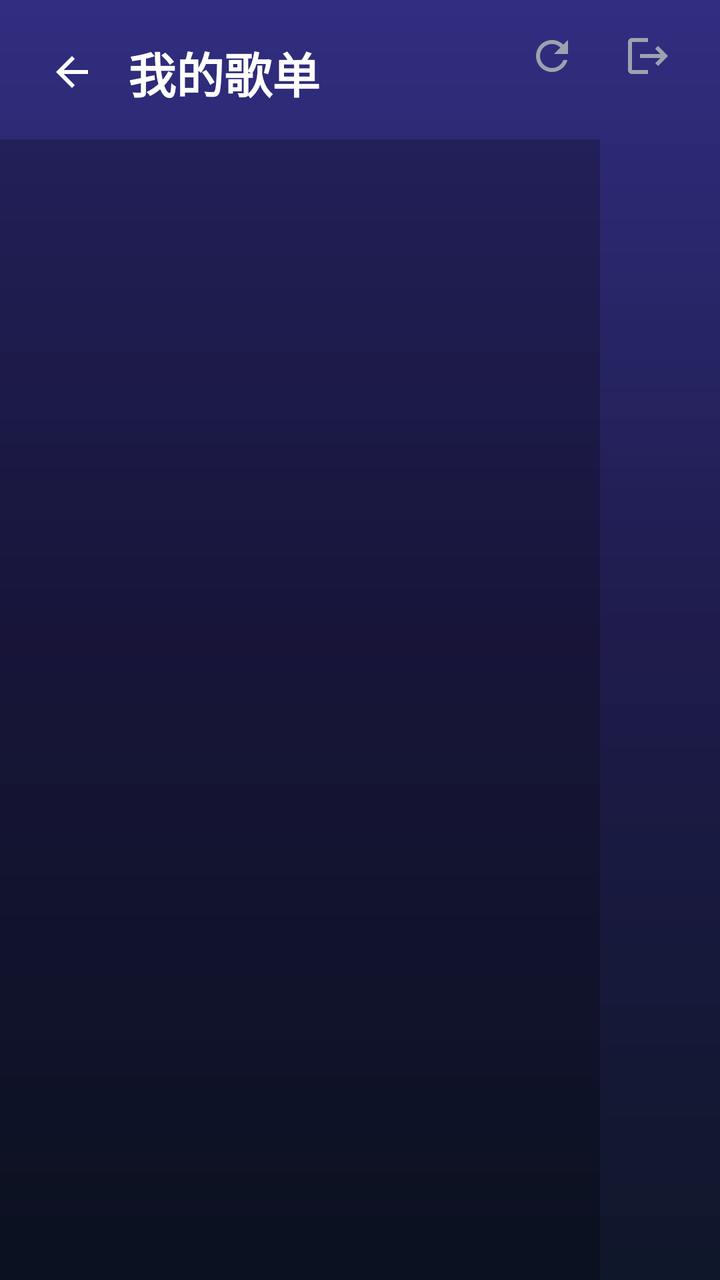
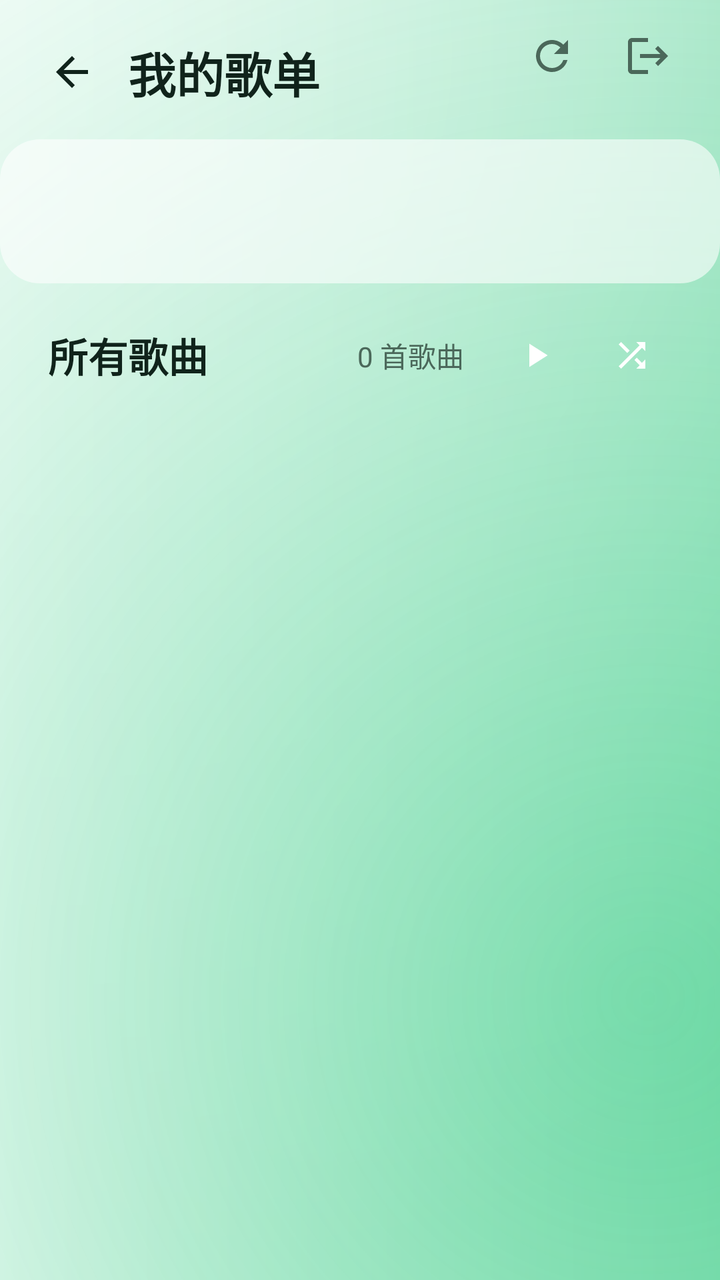

Screens rendered from an Android XML layout before and after an edit, with the pre-edit source and the edit as a unified diff.
<!-- AndroidManifest.xml: application theme AppTheme.NoActionBar -->
<!-- res/layout/activity_library.xml -->
<?xml version="1.0" encoding="utf-8"?>
<androidx.constraintlayout.widget.ConstraintLayout xmlns:android="http://schemas.android.com/apk/res/android"
    xmlns:app="http://schemas.android.com/apk/res-auto"
    android:layout_width="match_parent"
    android:layout_height="match_parent"
    android:background="@drawable/bg_app_gradient">

    <ImageButton
        android:id="@+id/btnBack"
        android:layout_width="40dp"
        android:layout_height="40dp"
        android:src="@drawable/ic_back"
        android:background="@drawable/btn_focused_circle"
        android:scaleType="centerInside"
        android:padding="8dp"
        android:contentDescription="返回"
        android:layout_margin="16dp"
        android:focusable="true"
        app:layout_constraintStart_toStartOf="parent"
        app:layout_constraintTop_toTopOf="parent"
        app:tint="#FFFFFF" />

    <TextView
        android:id="@+id/tvTitle"
        android:layout_width="wrap_content"
        android:layout_height="wrap_content"
        android:text="我的歌单"
        android:textColor="@android:color/white"
        android:textSize="24sp"
        android:textStyle="bold"
        app:layout_constraintStart_toEndOf="@id/btnBack"
        app:layout_constraintTop_toTopOf="@id/btnBack"
        app:layout_constraintBottom_toBottomOf="@id/btnBack"
        android:layout_marginStart="8dp" />

    <LinearLayout
        android:id="@+id/layoutTopRight"
        android:layout_width="wrap_content"
        android:layout_height="wrap_content"
        android:orientation="horizontal"
        android:layout_marginEnd="16dp"
        app:layout_constraintEnd_toEndOf="parent"
        app:layout_constraintTop_toTopOf="parent"
        app:layout_constraintBottom_toBottomOf="@id/btnBack">

        <ImageButton
            android:id="@+id/btnRefresh"
            android:layout_width="40dp"
            android:layout_height="40dp"
            android:background="@drawable/btn_focused_circle"
            android:src="@drawable/ic_refresh"
            android:scaleType="centerInside"
            android:padding="8dp"
            app:tint="#9CA3AF"
            android:focusable="true"
            android:contentDescription="刷新" />

        <ImageButton
            android:id="@+id/btnLogout"
            android:layout_width="40dp"
            android:layout_height="40dp"
            android:background="@drawable/btn_focused_circle"
            android:src="@drawable/ic_logout"
            android:scaleType="centerInside"
            android:padding="8dp"
            app:tint="#9CA3AF"
            android:focusable="true"
            android:contentDescription="退出登录"
            android:layout_marginStart="8dp" />

    </LinearLayout>

    <LinearLayout
        android:id="@+id/leftColumn"
        android:layout_width="300dp"
        android:layout_height="0dp"
        android:orientation="vertical"
        android:background="#40000000"
        android:layout_marginTop="16dp"
        app:layout_constraintStart_toStartOf="parent"
        app:layout_constraintTop_toBottomOf="@id/tvTitle"
        app:layout_constraintBottom_toBottomOf="parent">

        <androidx.recyclerview.widget.RecyclerView
            android:id="@+id/rvPlaylists"
            android:layout_width="match_parent"
            android:layout_height="0dp"
            android:layout_weight="1"
            android:padding="16dp" />

    </LinearLayout>

    <LinearLayout
        android:id="@+id/layoutRight"
        android:layout_width="0dp"
        android:layout_height="0dp"
        android:orientation="vertical"
        android:layout_marginTop="16dp"
        app:layout_constraintStart_toEndOf="@+id/leftColumn"
        app:layout_constraintEnd_toEndOf="parent"
        app:layout_constraintTop_toBottomOf="@id/tvTitle"
        app:layout_constraintBottom_toBottomOf="parent">

        <LinearLayout
            android:id="@+id/layoutHeaderRight"
            android:layout_width="match_parent"
            android:layout_height="wrap_content"
            android:orientation="horizontal"
            android:gravity="center_vertical"
            android:paddingStart="24dp"
            android:paddingEnd="24dp"
            android:paddingBottom="8dp">

            <TextView
                android:id="@+id/tvPlaylistTitle"
                android:layout_width="0dp"
                android:layout_height="wrap_content"
                android:layout_weight="1"
                android:text="所有歌曲"
                android:textSize="20sp"
                android:textStyle="bold"
                android:textColor="#F3F4F6"
                android:focusable="true" 
                android:focusableInTouchMode="false"/>

            <TextView
                android:id="@+id/tvSongCount"
                android:layout_width="wrap_content"
                android:layout_height="wrap_content"
                android:text="0 首歌曲"
                android:textSize="14sp"
                android:textColor="#9CA3AF"
                android:layout_marginEnd="16dp" />

            <ImageButton
                android:id="@+id/btnPlayAll"
                android:layout_width="40dp"
                android:layout_height="40dp"
                android:src="@drawable/ic_play"
                android:background="@drawable/btn_focused_circle"
                android:scaleType="centerInside"
                android:padding="10dp"
                android:focusable="true"
                android:contentDescription="播放全部" />

            <ImageButton
                android:id="@+id/btnShuffle"
                android:layout_width="40dp"
                android:layout_height="40dp"
                android:layout_marginStart="8dp"
                android:src="@drawable/ic_shuffle"
                android:background="@drawable/btn_focused_circle"
                android:scaleType="centerInside"
                android:padding="10dp"
                android:focusable="true"
                android:contentDescription="随机播放" />

        </LinearLayout>

        <androidx.recyclerview.widget.RecyclerView
            android:id="@+id/rvSongs"
            android:layout_width="match_parent"
            android:layout_height="match_parent"
            android:padding="24dp" />

    </LinearLayout>

</androidx.constraintlayout.widget.ConstraintLayout>
<!-- resources referenced by this layout -->
<resources>
  <!-- drawable bg_app_gradient (drawable) -->
  <?xml version="1.0" encoding="utf-8"?>
  <shape xmlns:android="http://schemas.android.com/apk/res/android"
      android:shape="rectangle">
      <gradient
          android:angle="270"
          android:endColor="#0F172A"
          android:centerColor="#1E1B4B"
          android:startColor="#312E81"
          android:type="linear" />
  </shape>
  <!-- drawable btn_focused_circle (drawable) -->
  <?xml version="1.0" encoding="utf-8"?>
  <selector xmlns:android="http://schemas.android.com/apk/res/android">
      <item android:state_focused="true">
          <layer-list>
              <item>
                  <shape android:shape="oval">
                      <solid android:color="#30FFFFFF" />
                  </shape>
              </item>
              <item android:top="2dp" android:bottom="2dp" android:left="2dp" android:right="2dp">
                  <shape android:shape="oval">
                      <solid android:color="#FF3B82F6" />
                      <stroke android:width="2dp" android:color="#FFFFFF" />
                  </shape>
              </item>
          </layer-list>
      </item>
      <item>
          <shape android:shape="oval">
              <solid android:color="#00000000" />
          </shape>
      </item>
  </selector>
  <style name="AppTheme.NoActionBar" parent="Theme.AppCompat.NoActionBar">
          <item name="windowActionBar">false</item>
          <item name="windowNoTitle">true</item>
          <item name="android:windowBackground">@null</item>
      </style>
  <!-- unchanged entries left out for length: 5 -->
</resources>

<!-- the commit's change to res/layout/activity_library.xml (unified diff, before → after) -->
@@ -18,14 +18,14 @@
         android:focusable="true"
         app:layout_constraintStart_toStartOf="parent"
         app:layout_constraintTop_toTopOf="parent"
-        app:tint="#FFFFFF" />
+        app:tint="@color/lx_text_primary" />
 
     <TextView
         android:id="@+id/tvTitle"
         android:layout_width="wrap_content"
         android:layout_height="wrap_content"
         android:text="我的歌单"
-        android:textColor="@android:color/white"
+        android:textColor="@color/lx_text_primary"
         android:textSize="24sp"
         android:textStyle="bold"
         app:layout_constraintStart_toEndOf="@id/btnBack"
@@ -51,7 +51,7 @@
             android:src="@drawable/ic_refresh"
             android:scaleType="centerInside"
             android:padding="8dp"
-            app:tint="#9CA3AF"
+            app:tint="@color/lx_text_secondary"
             android:focusable="true"
             android:contentDescription="刷新" />
 
@@ -63,7 +63,7 @@
             android:src="@drawable/ic_logout"
             android:scaleType="centerInside"
             android:padding="8dp"
-            app:tint="#9CA3AF"
+            app:tint="@color/lx_text_secondary"
             android:focusable="true"
             android:contentDescription="退出登录"
             android:layout_marginStart="8dp" />
@@ -72,21 +72,25 @@
 
     <LinearLayout
         android:id="@+id/leftColumn"
-        android:layout_width="300dp"
-        android:layout_height="0dp"
+        android:layout_width="0dp"
+        android:layout_height="72dp"
         android:orientation="vertical"
-        android:background="#40000000"
+        android:background="@drawable/bg_content_panel"
         android:layout_marginTop="16dp"
         app:layout_constraintStart_toStartOf="parent"
+        app:layout_constraintEnd_toEndOf="parent"
         app:layout_constraintTop_toBottomOf="@id/tvTitle"
-        app:layout_constraintBottom_toBottomOf="parent">
+        >
 
         <androidx.recyclerview.widget.RecyclerView
             android:id="@+id/rvPlaylists"
             android:layout_width="match_parent"
-            android:layout_height="0dp"
-            android:layout_weight="1"
-            android:padding="16dp" />
+            android:layout_height="match_parent"
+            android:paddingStart="20dp"
+            android:paddingEnd="20dp"
+            android:paddingTop="8dp"
+            android:paddingBottom="8dp"
+            android:clipToPadding="false" />
 
     </LinearLayout>
 
@@ -96,9 +100,9 @@
         android:layout_height="0dp"
         android:orientation="vertical"
         android:layout_marginTop="16dp"
-        app:layout_constraintStart_toEndOf="@+id/leftColumn"
+        app:layout_constraintStart_toStartOf="parent"
         app:layout_constraintEnd_toEndOf="parent"
-        app:layout_constraintTop_toBottomOf="@id/tvTitle"
+        app:layout_constraintTop_toBottomOf="@id/leftColumn"
         app:layout_constraintBottom_toBottomOf="parent">
 
         <LinearLayout
@@ -119,7 +123,7 @@
                 android:text="所有歌曲"
                 android:textSize="20sp"
                 android:textStyle="bold"
-                android:textColor="#F3F4F6"
+                android:textColor="@color/lx_text_primary"
                 android:focusable="true" 
                 android:focusableInTouchMode="false"/>
 
@@ -129,7 +133,7 @@
                 android:layout_height="wrap_content"
                 android:text="0 首歌曲"
                 android:textSize="14sp"
-                android:textColor="#9CA3AF"
+                android:textColor="@color/lx_text_secondary"
                 android:layout_marginEnd="16dp" />
 
             <ImageButton
@@ -160,8 +164,13 @@
         <androidx.recyclerview.widget.RecyclerView
             android:id="@+id/rvSongs"
             android:layout_width="match_parent"
-            android:layout_height="match_parent"
-            android:padding="24dp" />
+            android:layout_height="0dp"
+            android:layout_weight="1"
+            android:paddingStart="24dp"
+            android:paddingEnd="24dp"
+            android:paddingTop="16dp"
+            android:paddingBottom="24dp"
+            android:nextFocusUp="@id/rvPlaylists" />
 
     </LinearLayout>
 
<!-- resource entries referenced after the edit -->
@@ -1,33 +1,62 @@
 <!-- resources referenced by this layout -->
 <resources>
+  <color name="lx_text_primary">#10231B</color>
+  <color name="lx_text_secondary">#4B685A</color>
   <!-- drawable bg_app_gradient (drawable) -->
+  <?xml version="1.0" encoding="utf-8"?>
+  <layer-list xmlns:android="http://schemas.android.com/apk/res/android">
+      
+      <item>
+          <shape android:shape="rectangle">
+              <solid android:color="#F3FAF6" />
+          </shape>
+      </item>
+      <item>
+          <shape android:shape="rectangle">
+              <gradient
+                  android:angle="0"
+                  android:startColor="#FFFFFFFF"
+                  android:endColor="#9FE4C2" />
+          </shape>
+      </item>
+      <item>
+          <shape android:shape="rectangle">
+              <gradient
+                  android:type="radial"
+                  android:centerX="0.10"
+                  android:centerY="0.04"
+                  android:gradientRadius="620dp"
+                  android:startColor="#CCFFFFFF"
+                  android:endColor="#00FFFFFF" />
+          </shape>
+      </item>
+      <item>
+          <shape android:shape="rectangle">
+              <gradient
+                  android:type="radial"
+                  android:centerX="0.90"
+                  android:centerY="0.78"
+                  android:gradientRadius="760dp"
+                  android:startColor="#6620C878"
+                  android:endColor="#0020C878" />
+          </shape>
+      </item>
+  </layer-list>
+  <!-- drawable bg_content_panel (drawable) -->
   <?xml version="1.0" encoding="utf-8"?>
   <shape xmlns:android="http://schemas.android.com/apk/res/android"
       android:shape="rectangle">
-      <gradient
-          android:angle="270"
-          android:endColor="#0F172A"
-          android:centerColor="#1E1B4B"
-          android:startColor="#312E81"
-          android:type="linear" />
+      <solid android:color="#98FFFFFF" />
+      <corners android:radius="20dp" />
   </shape>
   <!-- drawable btn_focused_circle (drawable) -->
   <?xml version="1.0" encoding="utf-8"?>
   <selector xmlns:android="http://schemas.android.com/apk/res/android">
       <item android:state_focused="true">
-          <layer-list>
-              <item>
-                  <shape android:shape="oval">
-                      <solid android:color="#30FFFFFF" />
-                  </shape>
-              </item>
-              <item android:top="2dp" android:bottom="2dp" android:left="2dp" android:right="2dp">
-                  <shape android:shape="oval">
-                      <solid android:color="#FF3B82F6" />
-                      <stroke android:width="2dp" android:color="#FFFFFF" />
-                  </shape>
-              </item>
-          </layer-list>
+          <shape android:shape="oval">
+              <solid android:color="@color/lx_bg_focus" />
+              <stroke android:width="2dp" android:color="@color/lx_focus_ring" />
+          </shape>
       </item>
       <item>
           <shape android:shape="oval">
@@ -35,11 +64,33 @@
           </shape>
       </item>
   </selector>
-  <style name="AppTheme.NoActionBar" parent="Theme.AppCompat.NoActionBar">
+  <style name="AppTheme.NoActionBar" parent="AppTheme">
           <item name="windowActionBar">false</item>
           <item name="windowNoTitle">true</item>
-          <item name="android:windowBackground">@null</item>
+          <item name="android:windowBackground">@color/lx_bg_canvas</item>
       </style>
+  <color name="lx_bg_focus">#DFF8ED</color>
+  <color name="lx_focus_ring">#00A965</color>
+  <style name="AppTheme" parent="Theme.AppCompat">
+          <item name="colorPrimary">@color/colorPrimary</item>
+          <item name="colorPrimaryDark">@color/colorPrimaryDark</item>
+          <item name="colorAccent">@color/colorAccent</item>
+          <item name="android:colorAccent">@color/lx_brand</item>
+          <item name="android:windowBackground">@color/lx_bg_canvas</item>
+          <item name="android:navigationBarColor">@color/lx_bg_canvas</item>
+          <item name="android:statusBarColor">@color/lx_bg_canvas</item>
+          <item name="android:windowLightNavigationBar">true</item>
+          <item name="android:windowLightStatusBar">true</item>
+          <item name="android:textColorPrimary">@color/lx_text_primary</item>
+          <item name="android:textColorSecondary">@color/lx_text_secondary</item>
+          <item name="android:windowActionModeOverlay">true</item>
+      </style>
+  <color name="lx_bg_canvas">#F3F8F5</color>
+  <color name="colorPrimary">@color/lx_brand</color>
+  <color name="colorPrimaryDark">@color/lx_brand_pressed</color>
+  <color name="colorAccent">@color/lx_brand</color>
+  <color name="lx_brand">#00C878</color>
+  <color name="lx_brand_pressed">#00A965</color>
   <!-- unchanged entries left out for length: 5 -->
 </resources>
 
